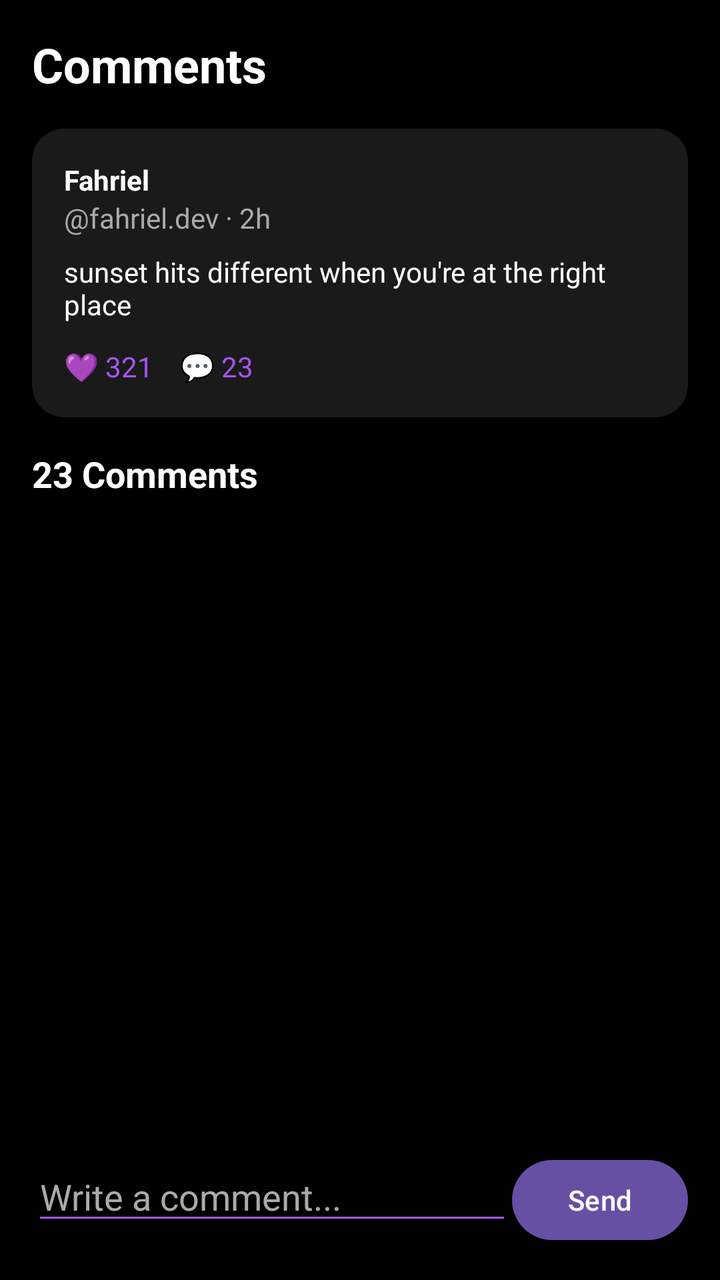
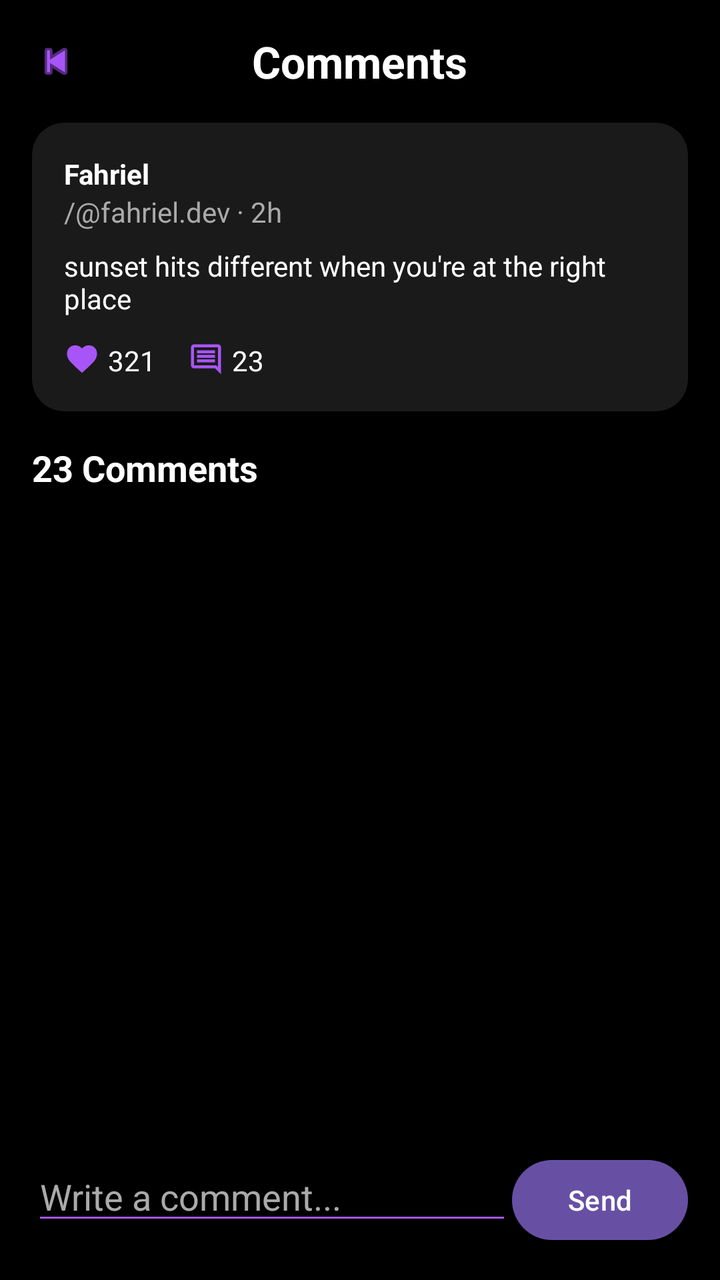

Two renders of the same Android screen: before a commit and after it. Below are the layout's source before the change and the commit's diff.
<!-- AndroidManifest.xml: application theme Theme.Comments -->
<!-- res/layout/activity_comment.xml -->
<?xml version="1.0" encoding="utf-8"?>
<LinearLayout
    xmlns:android="http://schemas.android.com/apk/res/android"
    xmlns:app="http://schemas.android.com/apk/res-auto"
    android:layout_width="match_parent"
    android:layout_height="match_parent"
    android:orientation="vertical"
    android:background="#000000"
    android:padding="16dp">

    <TextView
        android:id="@+id/tvTitle"
        android:layout_width="wrap_content"
        android:layout_height="wrap_content"
        android:text="Comments"
        android:textColor="#FFFFFF"
        android:textSize="24sp"
        android:textStyle="bold"/>

    <androidx.cardview.widget.CardView
        android:layout_width="match_parent"
        android:layout_height="wrap_content"
        android:layout_marginTop="16dp"
        app:cardBackgroundColor="#1A1A1A"
        app:cardCornerRadius="16dp">

        <LinearLayout
            android:layout_width="match_parent"
            android:layout_height="wrap_content"
            android:orientation="vertical"
            android:padding="16dp">

            <TextView
                android:layout_width="wrap_content"
                android:layout_height="wrap_content"
                android:text="Fahriel"
                android:textColor="#FFFFFF"
                android:textStyle="bold"/>

            <TextView
                android:layout_width="wrap_content"
                android:layout_height="wrap_content"
                android:text="@fahriel.dev · 2h"
                android:textColor="#AAAAAA"/>

            <TextView
                android:layout_width="wrap_content"
                android:layout_height="wrap_content"
                android:layout_marginTop="8dp"
                android:text="sunset hits different when you're at the right place"
                android:textColor="#FFFFFF"/>

            <TextView
                android:layout_width="wrap_content"
                android:layout_height="wrap_content"
                android:layout_marginTop="12dp"
                android:text="💜 321    💬 23"
                android:textColor="#A855F7"/>

        </LinearLayout>

    </androidx.cardview.widget.CardView>

    <TextView
        android:id="@+id/tvCommentCount"
        android:layout_width="wrap_content"
        android:layout_height="wrap_content"
        android:layout_marginTop="16dp"
        android:text="23 Comments"
        android:textColor="#FFFFFF"
        android:textStyle="bold"
        android:textSize="18sp"/>

    <androidx.recyclerview.widget.RecyclerView
        android:id="@+id/rvComments"
        android:layout_width="match_parent"
        android:layout_height="0dp"
        android:layout_weight="1"
        android:layout_marginTop="8dp"/>

    <LinearLayout
        android:layout_width="match_parent"
        android:layout_height="wrap_content"
        android:orientation="horizontal"
        android:paddingTop="8dp">

        <EditText
            android:id="@+id/etComment"
            android:layout_width="0dp"
            android:layout_height="wrap_content"
            android:layout_weight="1"
            android:hint="Write a comment..."
            android:textColor="#FFFFFF"
            android:textColorHint="#AAAAAA"
            android:backgroundTint="#A855F7"/>

        <Button
            android:id="@+id/btnSend"
            android:layout_width="wrap_content"
            android:layout_height="wrap_content"
            android:text="Send"/>
    </LinearLayout>

</LinearLayout>
<!-- resources referenced by this layout -->
<resources>
  <style name="Theme.Comments" parent="Base.Theme.Comments" />
  <style name="Base.Theme.Comments" parent="Theme.Material3.DayNight.NoActionBar">
          
          
      </style>
</resources>

<!-- the commit's change to res/layout/activity_comment.xml (unified diff, before → after) -->
@@ -8,14 +8,29 @@
     android:background="#000000"
     android:padding="16dp">
 
+    <RelativeLayout
+        android:layout_width="match_parent"
+        android:layout_height="wrap_content">
+
+    <ImageView
+        android:id="@+id/btnBack"
+        android:layout_width="24dp"
+        android:layout_height="24dp"
+        android:layout_centerVertical="true"
+        android:src="@android:drawable/ic_media_previous"
+        android:tint="#A855F7"/>
+
     <TextView
         android:id="@+id/tvTitle"
         android:layout_width="wrap_content"
         android:layout_height="wrap_content"
+        android:layout_centerInParent="true"
         android:text="Comments"
         android:textColor="#FFFFFF"
-        android:textSize="24sp"
+        android:textSize="22sp"
         android:textStyle="bold"/>
+
+    </RelativeLayout>
 
     <androidx.cardview.widget.CardView
         android:layout_width="match_parent"
@@ -31,6 +46,7 @@
             android:padding="16dp">
 
             <TextView
+                android:id="@+id/tvPostName"
                 android:layout_width="wrap_content"
                 android:layout_height="wrap_content"
                 android:text="Fahriel"
@@ -38,24 +54,56 @@
                 android:textStyle="bold"/>
 
             <TextView
+                android:id="@+id/tvPostUsername"
                 android:layout_width="wrap_content"
                 android:layout_height="wrap_content"
-                android:text="@fahriel.dev · 2h"
+                android:text="/@fahriel.dev · 2h"
                 android:textColor="#AAAAAA"/>
 
             <TextView
+                android:id="@+id/tvPostContent"
                 android:layout_width="wrap_content"
                 android:layout_height="wrap_content"
                 android:layout_marginTop="8dp"
                 android:text="sunset hits different when you're at the right place"
                 android:textColor="#FFFFFF"/>
 
-            <TextView
+            <LinearLayout
                 android:layout_width="wrap_content"
                 android:layout_height="wrap_content"
                 android:layout_marginTop="12dp"
-                android:text="💜 321    💬 23"
-                android:textColor="#A855F7"/>
+                android:orientation="horizontal">
+
+                <ImageView
+                    android:layout_width="18dp"
+                    android:layout_height="18dp"
+                    android:src="@drawable/ic_favorite_filled"
+                    android:tint="#A855F7"/>
+
+                <TextView
+                    android:id="@+id/tvLikeCount"
+                    android:layout_width="wrap_content"
+                    android:layout_height="wrap_content"
+                    android:layout_marginStart="4dp"
+                    android:text="321"
+                    android:textColor="#FFFFFF"/>
+
+                <ImageView
+                    android:layout_width="18dp"
+                    android:layout_height="18dp"
+                    android:layout_marginStart="16dp"
+                    android:src="@drawable/ic_comment"
+                    android:tint="#A855F7"/>
+
+                <TextView
+                    android:id="@+id/tvCommentCountHeader"
+                    android:layout_width="wrap_content"
+                    android:layout_height="wrap_content"
+                    android:layout_marginStart="4dp"
+                    android:text="23"
+                    android:textColor="#FFFFFF"/>
+
+            </LinearLayout>
 
         </LinearLayout>
 
<!-- resource entries referenced after the edit -->
@@ -1,5 +1,22 @@
 <!-- resources referenced by this layout -->
 <resources>
+  <!-- drawable ic_comment (drawable) -->
+  <vector xmlns:android="http://schemas.android.com/apk/res/android" android:autoMirrored="true" android:height="24dp" android:tint="#7C5CBF" android:viewportHeight="960" android:viewportWidth="960" android:width="24dp">
+        
+      <path android:fillColor="@android:color/white" android:pathData="M240,560L720,560L720,480L240,480L240,560ZM240,440L720,440L720,360L240,360L240,440ZM240,320L720,320L720,240L240,240L240,320ZM880,880L720,720L160,720Q127,720 103.5,696.5Q80,673 80,640L80,160Q80,127 103.5,103.5Q127,80 160,80L800,80Q833,80 856.5,103.5Q880,127 880,160L880,880ZM160,640L754,640L800,685L800,160Q800,160 800,160Q800,160 800,160L160,160Q160,160 160,160Q160,160 160,160L160,640Q160,640 160,640Q160,640 160,640ZM160,640Q160,640 160,640Q160,640 160,640L160,160Q160,160 160,160Q160,160 160,160L160,160Q160,160 160,160Q160,160 160,160L160,640Z"/>
+      
+  </vector>
+  <!-- drawable ic_favorite_filled (drawable) -->
+  <vector xmlns:android="http://schemas.android.com/apk/res/android"
+      android:width="24dp"
+      android:height="24dp"
+      android:viewportWidth="960"
+      android:viewportHeight="960">
+  
+      <path
+          android:fillColor="#A855F7"
+          android:pathData="M480,840L423,789Q245,629 162.5,537Q80,445 80,326Q80,232 143,169Q206,106 300,106Q352,106 399,128Q446,150 480,190Q514,150 561,128Q608,106 660,106Q754,106 817,169Q880,232 880,326Q880,445 797.5,537Q715,629 537,789L480,840Z"/>
+  </vector>
   <style name="Theme.Comments" parent="Base.Theme.Comments" />
   <style name="Base.Theme.Comments" parent="Theme.Material3.DayNight.NoActionBar">
           
